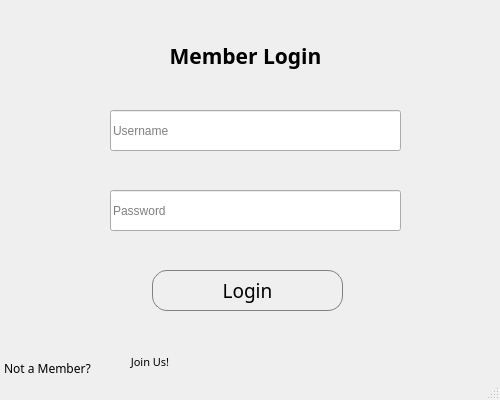
This is Screens/LoginScreen.ui in deshaunnascott/CodeyBank_v2.0 as Qt 5 draws it before an edit. The edited form follows.
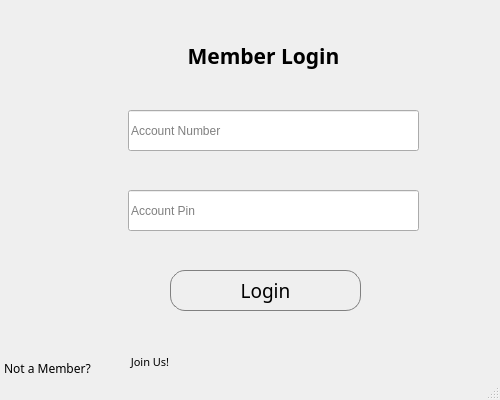
This is the edited form. Icons and pictures are not drawn.

Diff of the .ui file:
```diff
--- a/Screens/LoginScreen.ui
+++ b/Screens/LoginScreen.ui
@@ -29,7 +29,7 @@
    <widget class="QLabel" name="memLoginText">
     <property name="geometry">
      <rect>
-      <x>150</x>
+      <x>168</x>
       <y>20</y>
       <width>191</width>
       <height>71</height>
@@ -55,7 +55,7 @@
    <widget class="QLineEdit" name="usernameEdit">
     <property name="geometry">
      <rect>
-      <x>110</x>
+      <x>128</x>
       <y>110</y>
       <width>291</width>
       <height>41</height>
@@ -65,29 +65,32 @@
      <string/>
     </property>
     <property name="placeholderText">
-     <string>Username</string>
+     <string>Account Number</string>
     </property>
    </widget>
    <widget class="QLineEdit" name="passwordEdit">
     <property name="geometry">
      <rect>
-      <x>110</x>
+      <x>128</x>
       <y>190</y>
       <width>291</width>
       <height>41</height>
      </rect>
     </property>
+    <property name="text">
+     <string/>
+    </property>
     <property name="echoMode">
      <enum>QLineEdit::Password</enum>
     </property>
     <property name="placeholderText">
-     <string>Password</string>
+     <string>Account Pin</string>
     </property>
    </widget>
    <widget class="QLabel" name="userIcon">
     <property name="geometry">
      <rect>
-      <x>59</x>
+      <x>77</x>
       <y>115</y>
       <width>28</width>
       <height>30</height>
@@ -109,7 +112,7 @@
    <widget class="QLabel" name="passIcon">
     <property name="geometry">
      <rect>
-      <x>59</x>
+      <x>77</x>
       <y>198</y>
       <width>34</width>
       <height>27</height>
@@ -128,7 +131,7 @@
    <widget class="QPushButton" name="loginButton">
     <property name="geometry">
      <rect>
-      <x>152</x>
+      <x>170</x>
       <y>270</y>
       <width>191</width>
       <height>41</height>
```
